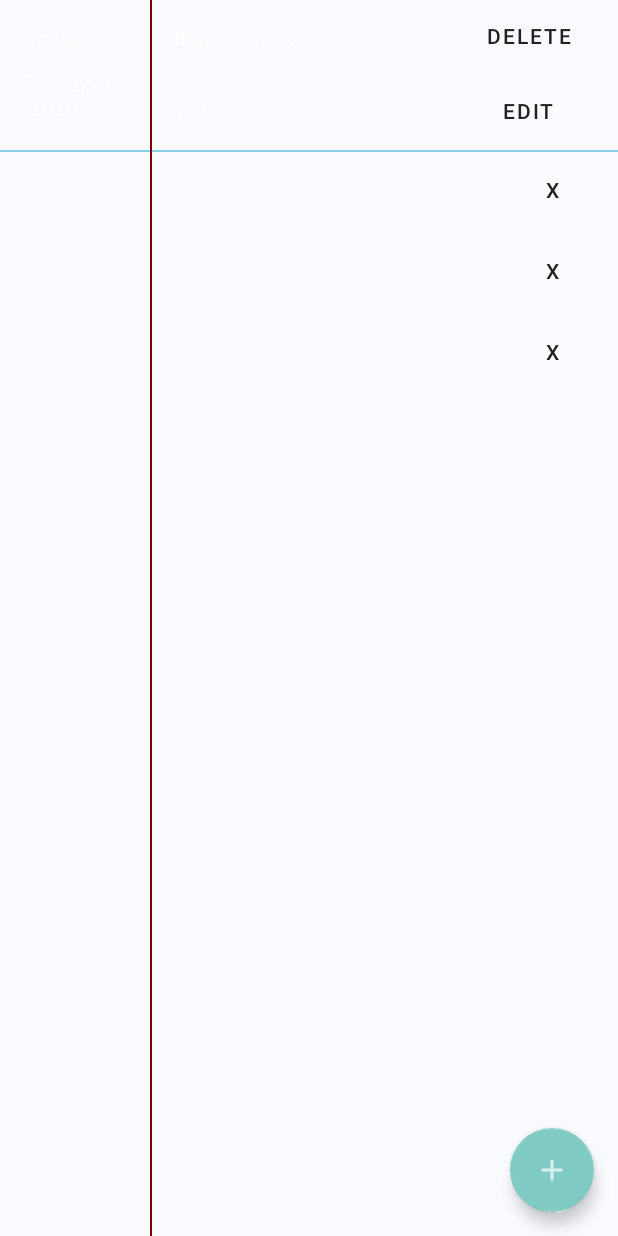
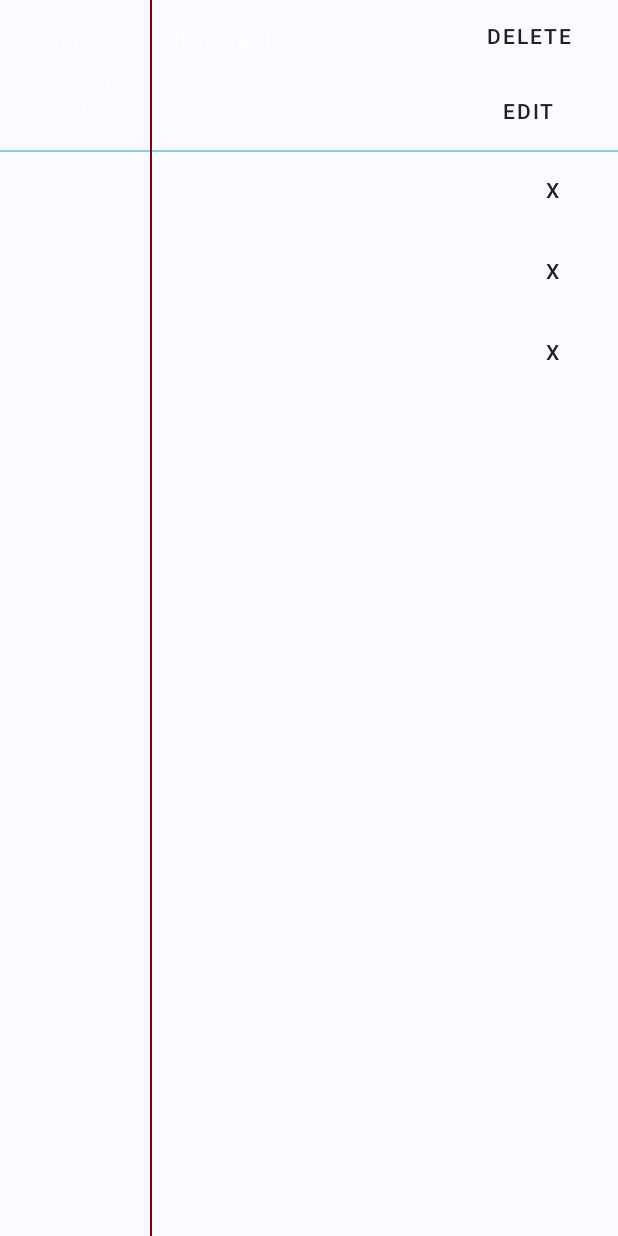
Before and after one commit to LelandCer/Android-2Do, an Android app: the layout fragment_to_do_tasks_list.xml on its own in the app's theme, with its tools: preview values and no code run, on a phone screen of 412 x 824 dp. Run offline under Robolectric (Android 15) with nearby library versions, the phone set to English and light mode, and no system bars.

Commit message:
move floating action button to activity

```diff
--- a/app/src/main/java/com/lelandcer/twodo/features/list/ToDoListsFragment.kt
+++ b/app/src/main/java/com/lelandcer/twodo/features/list/ToDoListsFragment.kt
@@ -10,6 +10,7 @@ import androidx.lifecycle.Observer
 import androidx.navigation.fragment.findNavController
 import androidx.recyclerview.widget.LinearLayoutManager
 import com.lelandcer.twodo.databinding.FragmentToDoListsListBinding
+import com.lelandcer.twodo.main.MainActivity
 import com.lelandcer.twodo.main.ToDoViewModel
 import com.lelandcer.twodo.models.list.ToDoList
 import dagger.hilt.android.AndroidEntryPoint
@@ -36,7 +37,7 @@ class ToDoListsFragment : Fragment(), Observer<Collection<ToDoList>>,
     ): View? {
         binding = FragmentToDoListsListBinding.inflate(inflater, container, false)
 
-        binding.fabTdlNew.setOnClickListener {
+        (activity as MainActivity?)?.fab?.setOnClickListener {
             toDoViewModel.setNewCurrentList()
             findNavController().navigate(ToDoListsFragmentDirections.actionToDoListsFragmentToEditToDoListFragment())
         }
--- a/app/src/main/java/com/lelandcer/twodo/features/task/ToDoTasksFragment.kt
+++ b/app/src/main/java/com/lelandcer/twodo/features/task/ToDoTasksFragment.kt
@@ -12,6 +12,7 @@ import androidx.navigation.fragment.findNavController
 import androidx.recyclerview.widget.LinearLayoutManager
 import com.lelandcer.twodo.databinding.FragmentToDoTasksListBinding
 import com.lelandcer.twodo.features.list.ToDoListDisplay
+import com.lelandcer.twodo.main.MainActivity
 import com.lelandcer.twodo.main.ToDoViewModel
 import com.lelandcer.twodo.models.list.ToDoList
 import com.lelandcer.twodo.models.task.ToDoTask
@@ -88,7 +89,7 @@ class ToDoTasksFragment : Fragment(), Observer<ToDoList?>,
             val action = ToDoTasksFragmentDirections.actionToDoTasksFragmentToEditToDoListFragment()
             findNavController().navigate(action)
         }
-        binding.fabTdlNew.setOnClickListener {
+        (activity as MainActivity?)?.fab?.setOnClickListener {
             toDoViewModel.setNewCurrentTask()
             val action = ToDoTasksFragmentDirections.actionToDoTasksFragmentToEditToDoTaskFragment()
             findNavController().navigate(action)
--- a/app/src/main/java/com/lelandcer/twodo/main/MainActivity.kt
+++ b/app/src/main/java/com/lelandcer/twodo/main/MainActivity.kt
@@ -6,17 +6,23 @@ import androidx.navigation.findNavController
 import androidx.navigation.fragment.findNavController
 import androidx.navigation.ui.AppBarConfiguration
 import androidx.navigation.ui.NavigationUI
+import com.google.android.material.floatingactionbutton.FloatingActionButton
 import com.lelandcer.twodo.R
+import com.lelandcer.twodo.databinding.ActivityMainBinding
 import dagger.hilt.android.AndroidEntryPoint
 
 
 @AndroidEntryPoint
 class MainActivity : AppCompatActivity() {
 
+    lateinit var fab: FloatingActionButton
+
     override fun onCreate(savedInstanceState: Bundle?) {
         setTheme(R.style.Theme_TwoDo)
         super.onCreate(savedInstanceState)
         setContentView(R.layout.activity_main)
+
+        fab = findViewById(R.id.fab_main)
 
         val hostFragment = supportFragmentManager.findFragmentById(
             R.id.nav_host_fragment
--- a/app/src/main/res/layout/fragment_to_do_tasks_list.xml
+++ b/app/src/main/res/layout/fragment_to_do_tasks_list.xml
@@ -1,10 +1,11 @@
 <?xml version="1.0" encoding="utf-8"?>
-<androidx.coordinatorlayout.widget.CoordinatorLayout xmlns:android="http://schemas.android.com/apk/res/android"
+<FrameLayout xmlns:android="http://schemas.android.com/apk/res/android"
     xmlns:app="http://schemas.android.com/apk/res-auto"
     xmlns:tools="http://schemas.android.com/tools"
     android:name="com.lelandcer.twodo.fragments.TwoDoTasksFragment"
     android:layout_width="match_parent"
     android:layout_height="match_parent"
+    tools:context=".main.MainActivity"
     android:background="@color/paper_white">
 
     <com.google.android.material.textview.MaterialTextView
@@ -108,13 +109,6 @@
 
     </androidx.recyclerview.widget.RecyclerView>
 
-    <com.google.android.material.floatingactionbutton.FloatingActionButton
-        android:id="@+id/fab_tdl_new"
-        android:layout_width="wrap_content"
-        android:layout_height="wrap_content"
-        android:layout_gravity="end|bottom"
-        android:layout_margin="@dimen/task_margin_frame"
-        android:contentDescription="@string/fragment_to_do_list_fab_content_description"
-        app:srcCompat="@drawable/ic_baseline_add_24" />
 
-</androidx.coordinatorlayout.widget.CoordinatorLayout>
+
+</FrameLayout>
```
Also changed, not shown: app/src/main/res/layout/activity_main.xml (+13 -8 lines), app/src/main/res/layout/fragment_to_do_lists_list.xml (+4 -12 lines).
